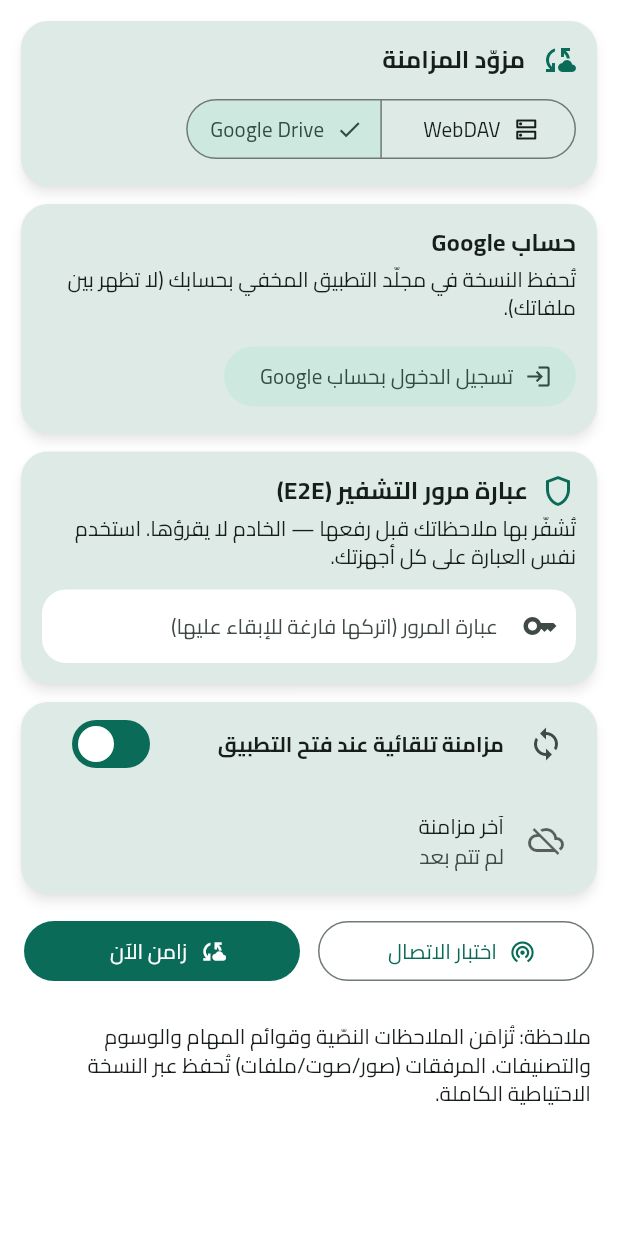
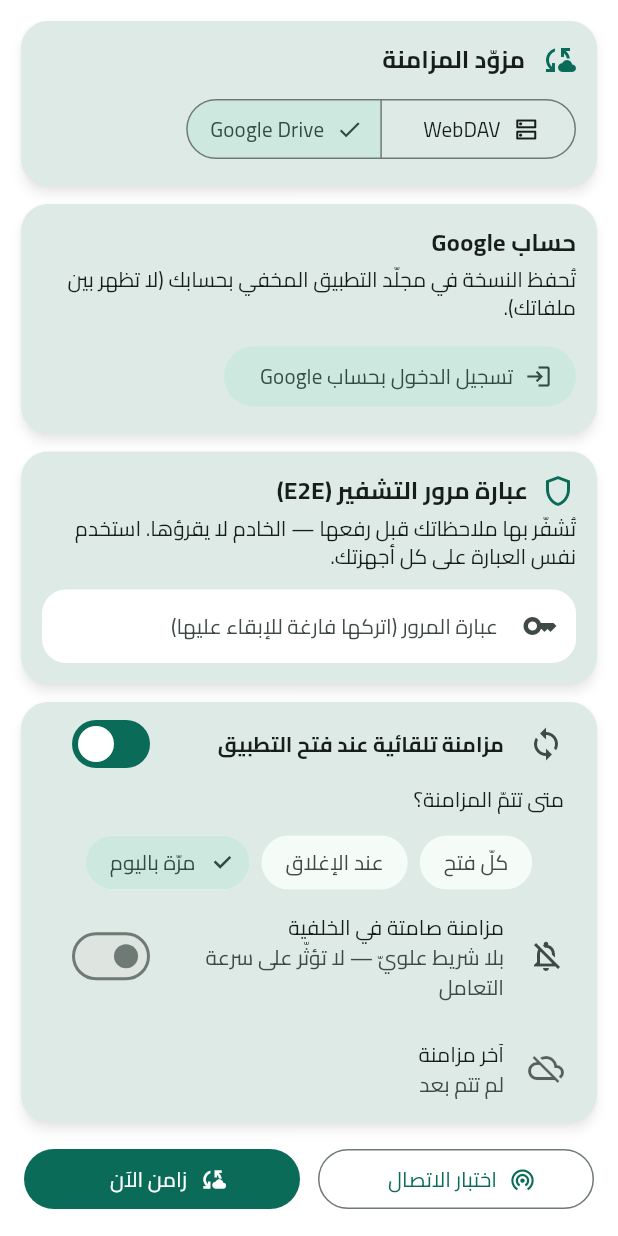
Before and after one commit to alaoufi/alaoufi_notes, a Flutter app: the CloudSyncScreen screen opened directly, after a tap on "Google Drive", after a tap on "مزامنة تلقائية عند فتح التطبيق", on a phone screen of 412 x 824 dp. Run offline on Flutter 3.47's test engine with Material 3 defaults, Android fonts, the phone set to English and light mode, and no system bars; drawn by our look-alikes of dynamic_color; our stand-ins replace audioplayers, device_info_plus, file_picker, flutter_colorpicker, flutter_local_notifications, flutter_secure_storage and 14 more; missing offline and left inert: android_id, cryptography, encrypt, extension_google_sign_in_as_googleapis_auth, flutter_quill, googleapis and 2 more; accounts and stored records are empty; project files that could hold a hidden picture were left out.

Commit message:
المزامنة: خيارات تردّد (كل فتح/عند الإغلاق/مرّة باليوم) + وضع صامت
- إضافة تردّد للمزامنة التلقائية بدل تشغيلها عند كل عودة للواجهة: كلّ فتح،
  أو عند الإغلاق، أو مرّة باليوم (الافتراضي الجديد — أقلّ إزعاجًا).
- وضع «مزامنة صامتة في الخلفية» يُخفي الشريط العلويّ فلا يؤثّر على الإحساس
  بسرعة التعامل.
- shouldAutoSync تطابق سبب الاستدعاء (فتح/إغلاق) بالتردّد المختار، مع
  واجهة اختيار في شاشة المزامنة السحابية.

Co-Authored-By: Claude Fable 5 <noreply@anthropic.com>
Claude-Session: https://claude.ai/code/session_01EgFDkQ7WC3S16HHMbyH5e4

```diff
--- a/mudhakkarati/lib/features/sync/cloud_sync_screen.dart
+++ b/mudhakkarati/lib/features/sync/cloud_sync_screen.dart
@@ -28,6 +28,8 @@ class _CloudSyncScreenState extends State<CloudSyncScreen> {
 
   SyncProvider _provider = SyncProvider.webdav;
   bool _auto = false;
+  SyncFrequency _freq = SyncFrequency.daily; // تردّد المزامنة التلقائية
+  bool _silent = false; // مزامنة صامتة في الخلفية
   bool _busy = false;
   DateTime? _last;
   bool _loaded = false;
@@ -44,12 +46,16 @@ class _CloudSyncScreenState extends State<CloudSyncScreen> {
     final prov = await s.provider();
     final cfg = await s.webdavConfig();
     final auto = await s.autoSync();
+    final freq = await s.syncFrequency();
+    final silent = await s.silentSync();
     final last = await s.lastSync();
     setState(() {
       _provider = prov == SyncProvider.none ? SyncProvider.webdav : prov;
       _url.text = cfg.url;
       _user.text = cfg.user;
       _auto = auto;
+      _freq = freq;
+      _silent = silent;
       _last = last;
       _loaded = true;
     });
@@ -100,6 +106,12 @@ class _CloudSyncScreenState extends State<CloudSyncScreen> {
   }
 
   /// وقت نسبيّ ودّي لآخر مزامنة (الآن/قبل دقائق/ساعات/أيام).
+  String _freqLabel(SyncFrequency f) => switch (f) {
+        SyncFrequency.everyOpen => 'كلّ فتح',
+        SyncFrequency.onClose => 'عند الإغلاق',
+        SyncFrequency.daily => 'مرّة باليوم',
+      };
+
   String _relative(DateTime d) {
     final loc = S.of(context);
     String fmt(String key, int n) => loc.t(key).replaceAll('{n}', '$n');
@@ -140,6 +152,8 @@ class _CloudSyncScreenState extends State<CloudSyncScreen> {
       await s.setPassphrase(_phrase.text.trim());
     }
     await s.setAutoSync(_auto);
+    await s.setSyncFrequency(_freq);
+    await s.setSilentSync(_silent);
     return true;
   }
 
@@ -343,6 +357,40 @@ class _CloudSyncScreenState extends State<CloudSyncScreen> {
                         title: Text(loc.t('auto_sync_open'),
                             style: TextStyle(fontWeight: FontWeight.bold)),
                       ),
+                      // خيارات التردّد + الوضع الصامت — تظهر فقط عند تفعيل التلقائي.
+                      if (_auto) ...[
+                        Padding(
+                          padding: const EdgeInsets.fromLTRB(16, 0, 16, 8),
+                          child: Align(
+                            alignment: AlignmentDirectional.centerStart,
+                            child: Text('متى تتمّ المزامنة؟',
+                                style: Theme.of(context).textTheme.bodySmall),
+                          ),
+                        ),
+                        Padding(
+                          padding: const EdgeInsets.symmetric(horizontal: 12),
+                          child: Wrap(
+                            spacing: 8,
+                            children: [
+                              for (final f in SyncFrequency.values)
+                                ChoiceChip(
+                                  label: Text(_freqLabel(f)),
+                                  selected: _freq == f,
+                                  onSelected: (_) =>
+                                      setState(() => _freq = f),
+                                ),
+                            ],
+                          ),
+                        ),
+                        SwitchListTile(
+                          value: _silent,
+                          onChanged: (v) => setState(() => _silent = v),
+                          secondary: const Icon(Icons.notifications_off_outlined),
+                          title: const Text('مزامنة صامتة في الخلفية'),
+                          subtitle: const Text(
+                              'بلا شريط علويّ — لا تؤثّر على سرعة التعامل'),
+                        ),
+                      ],
                       ListTile(
                         leading: Icon(
                             _last != null ? Icons.cloud_done : Icons.cloud_off,
--- a/mudhakkarati/lib/services/sync/sync_service.dart
+++ b/mudhakkarati/lib/services/sync/sync_service.dart
@@ -14,6 +14,12 @@ import 'webdav_backend.dart';
 
 /// مزوّد المزامنة المختار.
 enum SyncProvider { none, webdav, googleDrive }
+
+/// تردّد المزامنة التلقائية: كلّ فتح / عند الإغلاق / مرّة باليوم.
+enum SyncFrequency { everyOpen, onClose, daily }
+
+/// سبب محاولة المزامنة التلقائية (لمطابقتها بالتردّد المختار).
+enum SyncTrigger { open, close }
 
 /// حالة شريط المزامنة الخفيف في الأعلى.
 enum SyncUi { idle, syncing, done, error }
@@ -44,6 +50,8 @@ class SyncService {
   static const _kWebdavUrl = 'sync_webdav_url';
   static const _kWebdavUser = 'sync_webdav_user';
   static const _kAuto = 'sync_auto';
+  static const _kFreq = 'sync_freq'; // تردّد المزامنة التلقائية
+  static const _kSilent = 'sync_silent'; // مزامنة صامتة في الخلفية (بلا شريط)
   static const _kLast = 'sync_last';
   static const _kGDriveOn = 'sync_gdrive_on';
 
@@ -81,6 +89,47 @@ class SyncService {
   Future<void> setAutoSync(bool v) async {
     final prefs = await SharedPreferences.getInstance();
     await prefs.setBool(_kAuto, v);
+  }
+
+  /// تردّد المزامنة التلقائية (افتراضيًّا: مرّة باليوم — أقلّ إزعاجًا).
+  Future<SyncFrequency> syncFrequency() async {
+    final prefs = await SharedPreferences.getInstance();
+    final v = prefs.getString(_kFreq);
+    return SyncFrequency.values.firstWhere((e) => e.name == v,
+        orElse: () => SyncFrequency.daily);
+  }
+
+  Future<void> setSyncFrequency(SyncFrequency f) async {
+    final prefs = await SharedPreferences.getInstance();
+    await prefs.setString(_kFreq, f.name);
+  }
+
+  /// مزامنة صامتة في الخلفية (دون شريط علويّ) — افتراضيًّا false (ظاهرة).
+  Future<bool> silentSync() async {
+    final prefs = await SharedPreferences.getInstance();
+    return prefs.getBool(_kSilent) ?? false;
+  }
+
+  Future<void> setSilentSync(bool v) async {
+    final prefs = await SharedPreferences.getInstance();
+    await prefs.setBool(_kSilent, v);
+  }
+
+  /// هل تحين مزامنة تلقائية الآن للسبب [trigger]، حسب التفعيل والتهيئة والتردّد؟
+  Future<bool> shouldAutoSync(SyncTrigger trigger) async {
+    if (!await autoSync()) return false;
+    if (!await isConfigured()) return false;
+    switch (await syncFrequency()) {
+      case SyncFrequency.everyOpen:
+        return trigger == SyncTrigger.open;
+      case SyncFrequency.onClose:
+        return trigger == SyncTrigger.close;
+      case SyncFrequency.daily:
+        if (trigger != SyncTrigger.open) return false;
+        final last = await lastSync();
+        return last == null ||
+            DateTime.now().difference(last) >= const Duration(hours: 24);
+    }
   }
 
   Future<DateTime?> lastSync() async {
--- a/mudhakkarati/pubspec.yaml
+++ b/mudhakkarati/pubspec.yaml
@@ -1,7 +1,7 @@
 name: mudhakkarati
 description: "مذكراتي - تطبيق مذكرات وملاحظات يعمل بدون إنترنت بالكامل."
 publish_to: 'none'
-version: 1.6.1+68
+version: 1.7.0+69
 
 environment:
   sdk: '>=3.4.0 <4.0.0'
```
Also changed, not shown: mudhakkarati/lib/features/home/root_screen.dart (+19 -11 lines).
